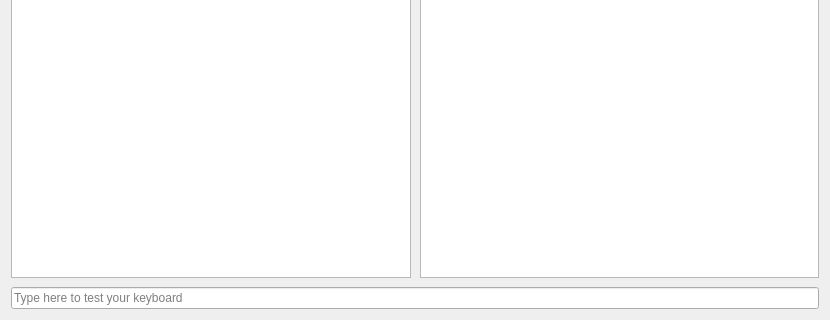
Above: src/modules/keyboard/KeyboardPage.ui from calamares/calamares before the change; both pictures show x 0 to 830 and y 253 to 573 of the 830 by 573 pixel window. Below: the same form after it.
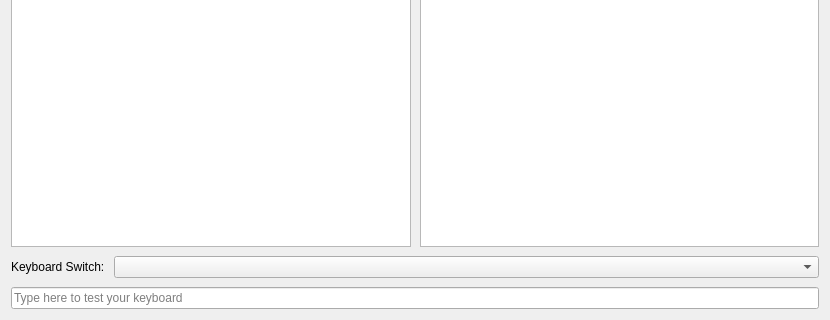
That is the form after the change. Icons and pictures are not drawn.

Commit message: add keyboard layout switch selector

Patch:
```diff
--- a/src/modules/keyboard/KeyboardPage.ui
+++ b/src/modules/keyboard/KeyboardPage.ui
@@ -117,6 +117,30 @@
      </item>
     </layout>
    </item>
+   <item>
+    <layout class="QHBoxLayout" name="horizontalLayout_4">
+     <property name="topMargin">
+      <number>0</number>
+     </property>
+     <item>
+      <widget class="QLabel" name="label_2">
+       <property name="text">
+        <string>Keyboard Switch:</string>
+       </property>
+      </widget>
+     </item>
+     <item>
+      <widget class="QComboBox" name="groupSelector">
+       <property name="sizePolicy">
+        <sizepolicy hsizetype="Expanding" vsizetype="Fixed">
+         <horstretch>0</horstretch>
+         <verstretch>0</verstretch>
+        </sizepolicy>
+       </property>
+      </widget>
+     </item>
+    </layout>
+   </item>
    <item>
     <widget class="QLineEdit" name="LE_TestKeyboard">
      <property name="font">
```
Left out of the diff: 1 changed line with no effect on the pictures. The commit also changes 9 other files.
